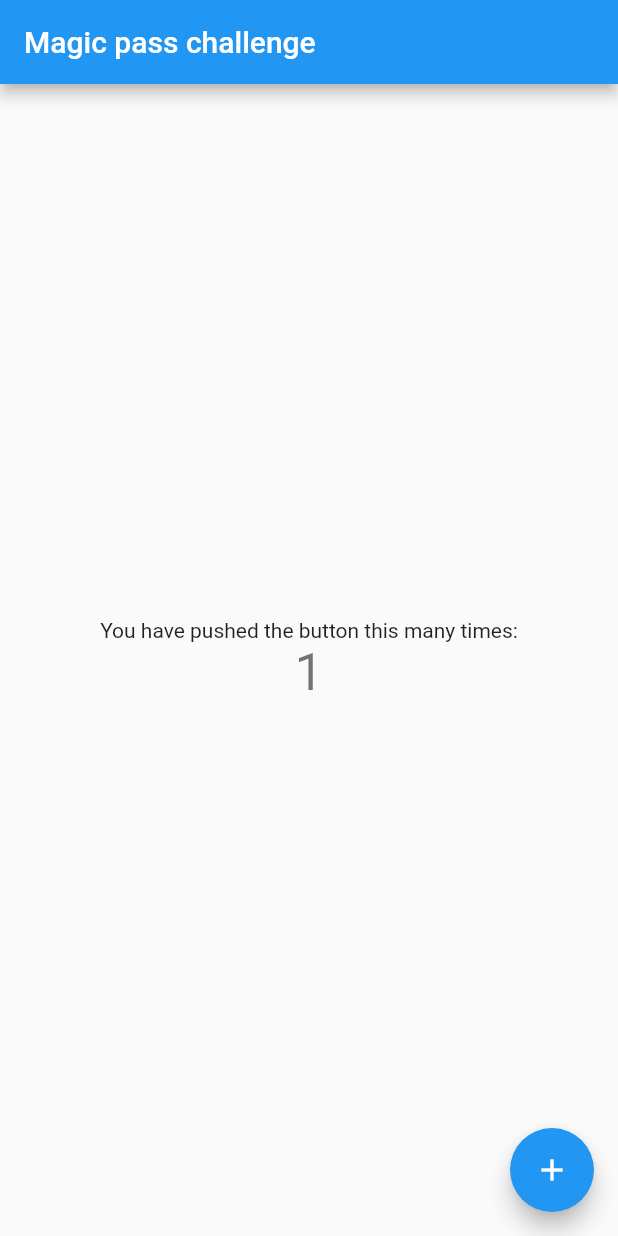
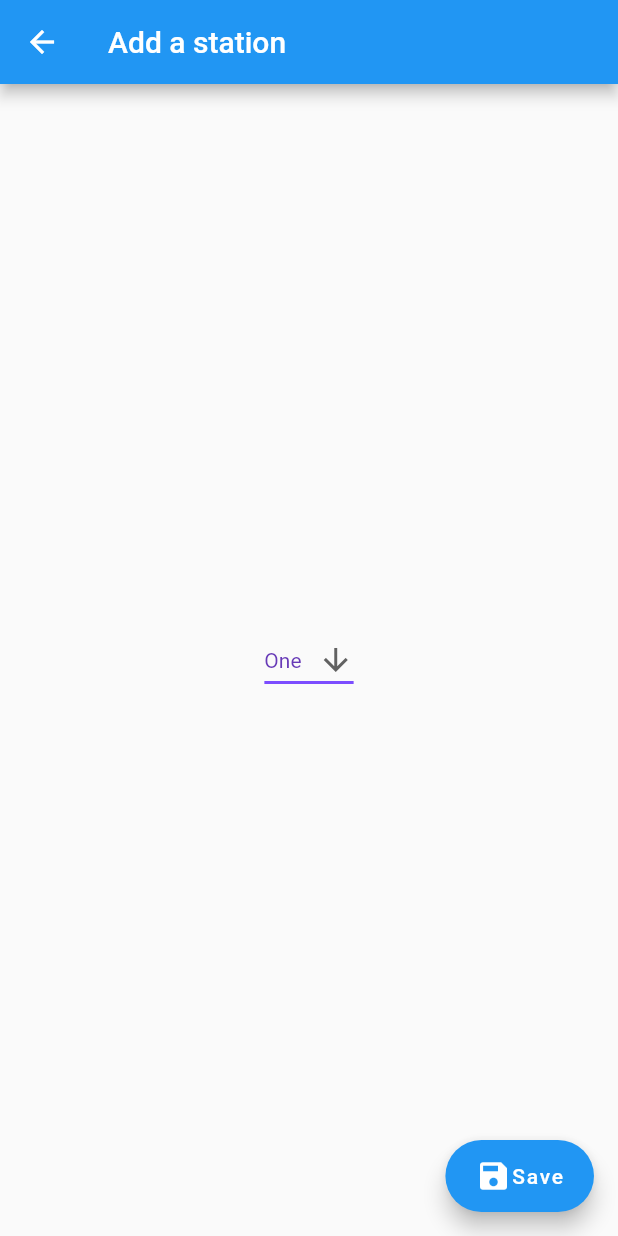
Before and after one commit to sven-borden/magic-pass-challenge, a Flutter app: the HomePage screen opened directly, after a tap on the "add" icon, on a phone screen of 412 x 824 dp. Run offline on Flutter 3.47's test engine with Material 2 defaults, Android fonts, the phone set to English and light mode, and no system bars.

Commit message:
Added Home page + Add station page + transitions

```diff
--- /dev/null
+++ b/magic_pass_challenge/lib/AddStation.dart
@@ -0,0 +1,84 @@
+import 'package:flutter/material.dart';
+import 'package:magic_pass_challenge/src/constants/Margins.dart';
+import 'package:magic_pass_challenge/src/constants/Translation.dart';
+
+class AddStationPage extends StatefulWidget{
+  const AddStationPage({super.key});
+
+  final String title = Translation.addStationTitle;
+
+  @override
+  State<AddStationPage> createState() => _AddStationPageState();
+}
+
+class _AddStationPageState extends State<AddStationPage> {
+
+  void _saveStation() {
+    Navigator.pop(context);
+  }
+
+
+  @override
+  Widget build(BuildContext context) {
+    return Scaffold(
+      appBar: AppBar(
+        title: Text(widget.title),
+      ),
+      body: Center(
+        child: Column(
+          mainAxisAlignment: MainAxisAlignment.center,
+          children: const <Widget>[
+            DropdownButtonExample(),
+          ],
+        )
+      ),
+      floatingActionButton: FloatingActionButton.extended(
+        heroTag: 'addStationHeroTag',
+        label: Row(
+          children: const [Icon(Icons.save), Text(Translation.addStationSaveLabel)],
+        ), onPressed: _saveStation,
+      ),
+    );
+  }
+}
+
+class DropdownButtonExample extends StatefulWidget {
+  const DropdownButtonExample({super.key});
+
+  @override
+  State<DropdownButtonExample> createState() => _DropdownButtonExampleState();
+}
+
+const List<String> list = <String>['One', 'Two', 'Three', 'Four'];
+
+
+class _DropdownButtonExampleState extends State<DropdownButtonExample> {
+
+  String dropdownValue = list.first;
+
+  @override
+  Widget build(BuildContext context) {
+    return DropdownButton<String>(
+      value: dropdownValue,
+      icon: const Icon(Icons.arrow_downward),
+      elevation: 16,
+      style: const TextStyle(color: Colors.deepPurple),
+      underline: Container(
+        height: 2,
+        color: Colors.deepPurpleAccent,
+      ),
+      onChanged: (String? value) {
+        // This is called when the user selects an item.
+        setState(() {
+          dropdownValue = value!;
+        });
+      },
+      items: list.map<DropdownMenuItem<String>>((String value) {
+        return DropdownMenuItem<String>(
+          value: value,
+          child: Text(value),
+        );
+      }).toList(),
+    );
+  }
+}
--- a/magic_pass_challenge/lib/HomePage.dart
+++ b/magic_pass_challenge/lib/HomePage.dart
@@ -1,9 +1,12 @@
 import 'package:flutter/material.dart';
+import 'package:magic_pass_challenge/AddStation.dart';
+import 'package:magic_pass_challenge/src/constants/Margins.dart';
+import 'package:magic_pass_challenge/src/constants/Translation.dart';
 
 class HomePage extends StatefulWidget {
   const HomePage({super.key});
 
-  final String title = "Magic pass challenge";
+  final String title = Translation.appTitle;
 
   @override
   State<HomePage> createState() => _HomePageState();
@@ -12,66 +15,42 @@ class HomePage extends StatefulWidget {
 class _HomePageState extends State<HomePage> {
   int _counter = 0;
 
+  void _addStation() {
+    Navigator.push(
+      context,
+      MaterialPageRoute(builder: (context) => AddStationPage())
+    );
+  }
+
   void _incrementCounter() {
     setState(() {
-      // This call to setState tells the Flutter framework that something has
-      // changed in this State, which causes it to rerun the build method below
-      // so that the display can reflect the updated values. If we changed
-      // _counter without calling setState(), then the build method would not be
-      // called again, and so nothing would appear to happen.
       _counter++;
     });
   }
 
   @override
   Widget build(BuildContext context) {
-    // This method is rerun every time setState is called, for instance as done
-    // by the _incrementCounter method above.
-    //
-    // The Flutter framework has been optimized to make rerunning build methods
-    // fast, so that you can just rebuild anything that needs updating rather
-    // than having to individually change instances of widgets.
     return Scaffold(
       appBar: AppBar(
-        // Here we take the value from the MyHomePage object that was created by
-        // the App.build method, and use it to set our appbar title.
         title: Text(widget.title),
       ),
       body: Center(
-        // Center is a layout widget. It takes a single child and positions it
-        // in the middle of the parent.
         child: Column(
-          // Column is also a layout widget. It takes a list of children and
-          // arranges them vertically. By default, it sizes itself to fit its
-          // children horizontally, and tries to be as tall as its parent.
-          //
-          // Invoke "debug painting" (press "p" in the console, choose the
-          // "Toggle Debug Paint" action from the Flutter Inspector in Android
-          // Studio, or the "Toggle Debug Paint" command in Visual Studio Code)
-          // to see the wireframe for each widget.
-          //
-          // Column has various properties to control how it sizes itself and
-          // how it positions its children. Here we use mainAxisAlignment to
-          // center the children vertically; the main axis here is the vertical
-          // axis because Columns are vertical (the cross axis would be
-          // horizontal).
           mainAxisAlignment: MainAxisAlignment.center,
           children: <Widget>[
-            const Text(
-              'You have pushed the button this many times:',
-            ),
-            Text(
-              '$_counter',
-              style: Theme.of(context).textTheme.headline4,
+            Container(
+              margin: Margins.defaultMargin,
+              child: const Text(Translation.homeMyScoreLabel),
             ),
           ],
         ),
       ),
       floatingActionButton: FloatingActionButton(
-        onPressed: _incrementCounter,
-        tooltip: 'Increment',
+        onPressed: _addStation,
+        tooltip: Translation.homeFloatingActionAddStationTooltip,
         child: const Icon(Icons.add),
-      ), // This trailing comma makes auto-formatting nicer for build methods.
+        heroTag: 'addStationHeroTag',
+      ),
     );
   }
 }
--- a/magic_pass_challenge/lib/Login.dart
+++ b/magic_pass_challenge/lib/Login.dart
@@ -25,9 +25,10 @@ class _LoginPageState extends State<LoginPage> {
 
   TextField magicPassTextField = const TextField(
     decoration: InputDecoration(
-    border: OutlineInputBorder(),
-    labelText: Translation.loginMagicPassNumberLabel,
-    hintText: Translation.loginMagicPassNumberHint
+      border: OutlineInputBorder(),
+      labelText: Translation.loginMagicPassNumberLabel,
+      hintText: Translation.loginMagicPassNumberHint,
+
     )
   );
 
@@ -36,24 +37,6 @@ class _LoginPageState extends State<LoginPage> {
       border: OutlineInputBorder(),
       labelText: Translation.loginPasswordLabel,
       hintText: Translation.loginPasswordHint
-    )
-  );
-
-  TextButton forgotPasswordTextButton = TextButton(
-    onPressed: () {
-      //TODO: Forgot password goes here
-    },
-    child: const Text(
-      Translation.loginForgotPasswordLabel,
-    )
-  );
-
-  ElevatedButton loginElevatedButton = ElevatedButton(
-    onPressed: () {
-
-    },
-    child: Text(
-      Translation.loginButtonLabel,
     )
   );
 
@@ -74,11 +57,23 @@ class _LoginPageState extends State<LoginPage> {
             ),
             Container(
               margin: Margins.defaultMargin,
-              child: forgotPasswordTextButton,
+              child: TextButton(
+                  onPressed: () {
+                    //TODO: Forgot password goes here
+                  },
+                  child: const Text(
+                    Translation.loginForgotPasswordLabel,
+                  )
+              ),
             ),
             Container(
               margin: Margins.defaultMargin,
-              child:loginElevatedButton,
+              child: ElevatedButton(
+                  onPressed: _signIn,
+                  child: const Text(
+                    Translation.loginButtonLabel,
+                  )
+              ),
             )
           ],
         )
--- a/magic_pass_challenge/lib/Main.dart
+++ b/magic_pass_challenge/lib/Main.dart
@@ -18,7 +18,6 @@ class MyApp extends StatelessWidget {
       theme: ThemeData(
         primarySwatch: Colors.blue,
       ),
-      // home: const HomePage(title: 'Magic pass challenge'),
       home: const LoginPage(),
     );
   }
--- a/magic_pass_challenge/lib/src/constants/Translation.dart
+++ b/magic_pass_challenge/lib/src/constants/Translation.dart
@@ -1,8 +1,13 @@
 class Translation {
   static const loginMagicPassNumberLabel = "Magic pass number";
-  static const loginMagicPassNumberHint = "1-1234-12-123456";
+  static const loginMagicPassNumberHint = "MP22-123456";
   static const loginPasswordLabel = "Strong password";
   static const loginPasswordHint = "Password";
   static const loginForgotPasswordLabel = "Forgot password";
   static const loginButtonLabel = "Login";
+  static const appTitle = "Magic pass challenge";
+  static const homeFloatingActionAddStationTooltip = "Add a station";
+  static const addStationTitle = "Add a station";
+  static const addStationSaveLabel = "Save";
+  static const homeMyScoreLabel = "My score";
 }
```
